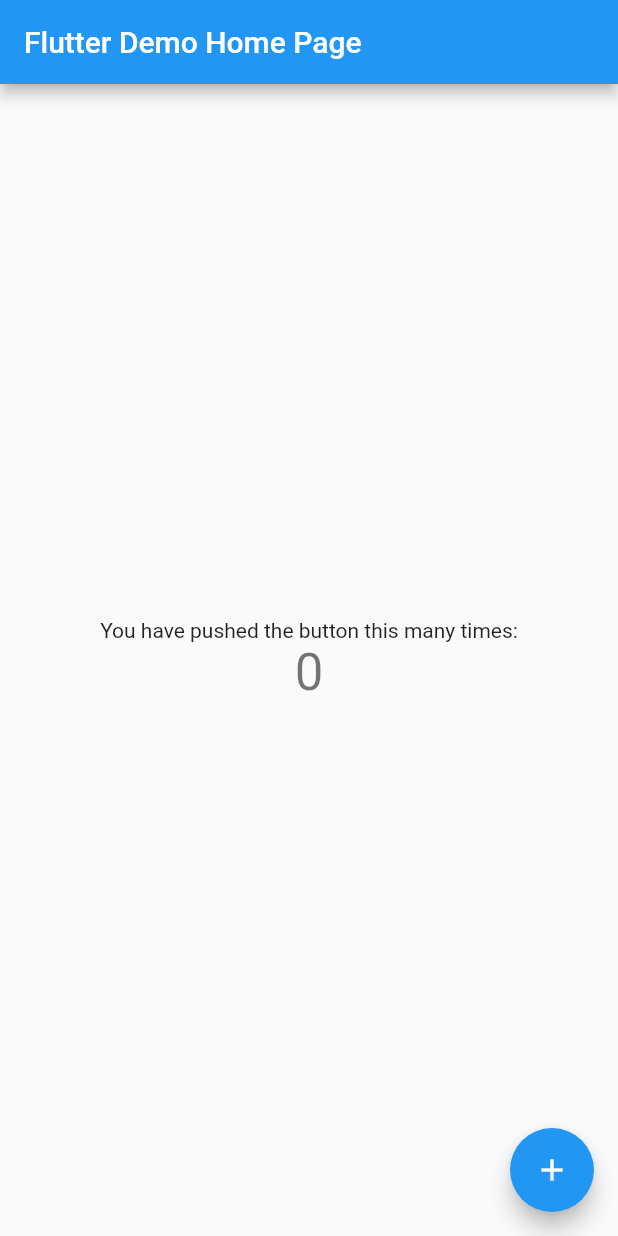
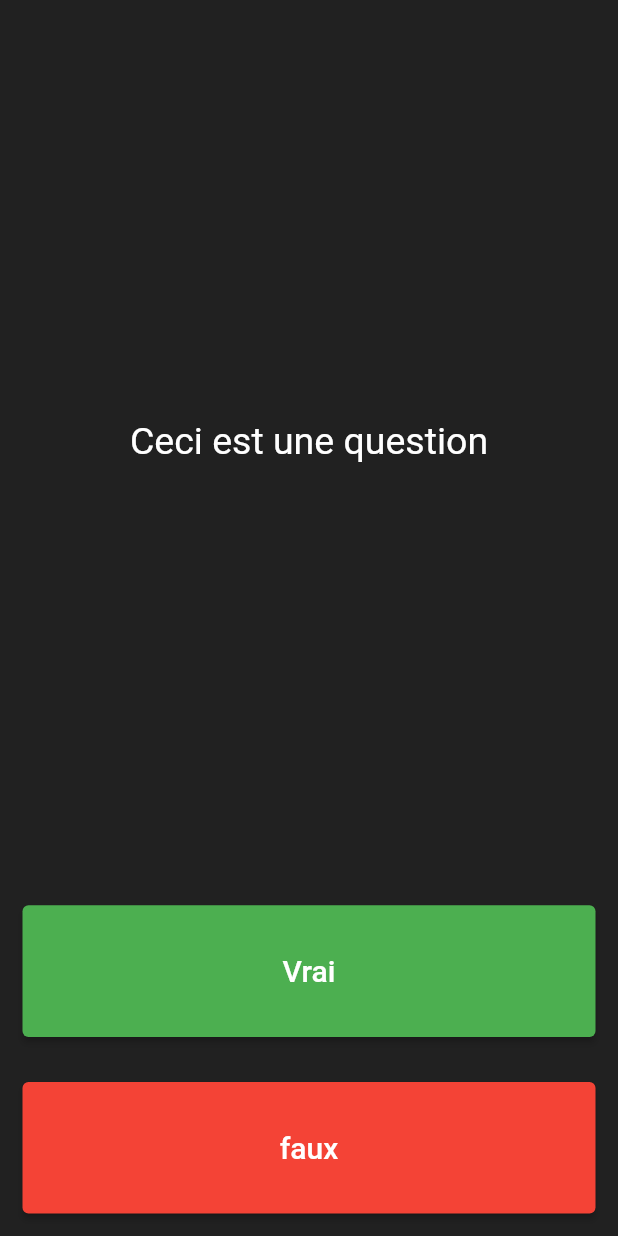
Before and after one commit to taip6494/quizz, a Flutter app: the screen it shows after launch, on a phone screen of 412 x 824 dp. Run offline on Flutter 3.47's test engine with Material 2 defaults, Android fonts, the phone set to English and light mode, and no system bars.

Commit message:
1 - Reproduire l'interface de l'application

```diff
--- a/lib/main.dart
+++ b/lib/main.dart
@@ -1,115 +1,80 @@
 import 'package:flutter/material.dart';
 
 void main() {
-  runApp(const MyApp());
+  return runApp(
+    MaterialApp(
+      home: Scaffold(
+        backgroundColor: Colors.grey.shade900,
+        body: SafeArea(
+          child: _body(),
+        ),
+      ),
+    ),
+  );
 }
 
-class MyApp extends StatelessWidget {
-  const MyApp({Key? key}) : super(key: key);
+class _body extends StatefulWidget {
+  @override
+  State<_body> createState() => body();
+}
 
-  // This widget is the root of your application.
+class body extends State<_body> {
   @override
   Widget build(BuildContext context) {
-    return MaterialApp(
-      title: 'Flutter Demo',
-      theme: ThemeData(
-        // This is the theme of your application.
-        //
-        // Try running your application with "flutter run". You'll see the
-        // application has a blue toolbar. Then, without quitting the app, try
-        // changing the primarySwatch below to Colors.green and then invoke
-        // "hot reload" (press "r" in the console where you ran "flutter run",
-        // or simply save your changes to "hot reload" in a Flutter IDE).
-        // Notice that the counter didn't reset back to zero; the application
-        // is not restarted.
-        primarySwatch: Colors.blue,
-      ),
-      home: const MyHomePage(title: 'Flutter Demo Home Page'),
+    return Column(
+      crossAxisAlignment: CrossAxisAlignment.stretch,
+      children: [
+        Expanded(
+          flex: 5,
+          child:
+        Padding(
+          padding: const EdgeInsets.all(10.0),
+          child: Center(
+            child: Text(
+              'Ceci est une question',
+              style: TextStyle(color: Colors.white, fontSize: 25),
+            ),
+          ),
+        ),
+        ),
+        Expanded(
+            child: Padding(
+              padding: const EdgeInsets.all(15.0),
+              child: (
+          ElevatedButton(
+              child: Text(
+                'Vrai',
+                style: TextStyle(color: Colors.white, fontSize: 20),
+              ),
+              style: ElevatedButton.styleFrom(
+                primary: Colors.green, // background (button) color
+                onPrimary: Colors.white,
+              ),
+              onPressed: () {},
+          )
+    ),
+            ),
+        ),
+        Expanded(
+          child: Padding(
+            padding: const EdgeInsets.all(15.0),
+            child: (
+                ElevatedButton(
+                  child: Text(
+                    'faux',
+                    style: TextStyle(color: Colors.white, fontSize: 20),
+                  ),
+                  style: ElevatedButton.styleFrom(
+                    primary: Colors.red, // background (button) color
+                    onPrimary: Colors.white,
+                  ),
+                  onPressed: () {},
+                )
+            ),
+          ),
+        ),
+
+    ]
     );
   }
 }
-
-class MyHomePage extends StatefulWidget {
-  const MyHomePage({Key? key, required this.title}) : super(key: key);
-
-  // This widget is the home page of your application. It is stateful, meaning
-  // that it has a State object (defined below) that contains fields that affect
-  // how it looks.
-
-  // This class is the configuration for the state. It holds the values (in this
-  // case the title) provided by the parent (in this case the App widget) and
-  // used by the build method of the State. Fields in a Widget subclass are
-  // always marked "final".
-
-  final String title;
-
-  @override
-  State<MyHomePage> createState() => _MyHomePageState();
-}
-
-class _MyHomePageState extends State<MyHomePage> {
-  int _counter = 0;
-
-  void _incrementCounter() {
-    setState(() {
-      // This call to setState tells the Flutter framework that something has
-      // changed in this State, which causes it to rerun the build method below
-      // so that the display can reflect the updated values. If we changed
-      // _counter without calling setState(), then the build method would not be
-      // called again, and so nothing would appear to happen.
-      _counter++;
-    });
-  }
-
-  @override
-  Widget build(BuildContext context) {
-    // This method is rerun every time setState is called, for instance as done
-    // by the _incrementCounter method above.
-    //
-    // The Flutter framework has been optimized to make rerunning build methods
-    // fast, so that you can just rebuild anything that needs updating rather
-    // than having to individually change instances of widgets.
-    return Scaffold(
-      appBar: AppBar(
-        // Here we take the value from the MyHomePage object that was created by
-        // the App.build method, and use it to set our appbar title.
-        title: Text(widget.title),
-      ),
-      body: Center(
-        // Center is a layout widget. It takes a single child and positions it
-        // in the middle of the parent.
-        child: Column(
-          // Column is also a layout widget. It takes a list of children and
-          // arranges them vertically. By default, it sizes itself to fit its
-          // children horizontally, and tries to be as tall as its parent.
-          //
-          // Invoke "debug painting" (press "p" in the console, choose the
-          // "Toggle Debug Paint" action from the Flutter Inspector in Android
-          // Studio, or the "Toggle Debug Paint" command in Visual Studio Code)
-          // to see the wireframe for each widget.
-          //
-          // Column has various properties to control how it sizes itself and
-          // how it positions its children. Here we use mainAxisAlignment to
-          // center the children vertically; the main axis here is the vertical
-          // axis because Columns are vertical (the cross axis would be
-          // horizontal).
-          mainAxisAlignment: MainAxisAlignment.center,
-          children: <Widget>[
-            const Text(
-              'You have pushed the button this many times:',
-            ),
-            Text(
-              '$_counter',
-              style: Theme.of(context).textTheme.headline4,
-            ),
-          ],
-        ),
-      ),
-      floatingActionButton: FloatingActionButton(
-        onPressed: _incrementCounter,
-        tooltip: 'Increment',
-        child: const Icon(Icons.add),
-      ), // This trailing comma makes auto-formatting nicer for build methods.
-    );
-  }
-}
```
